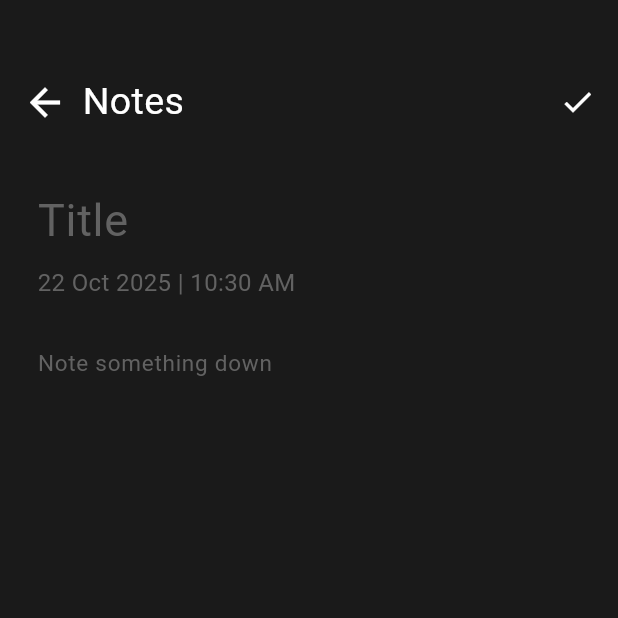
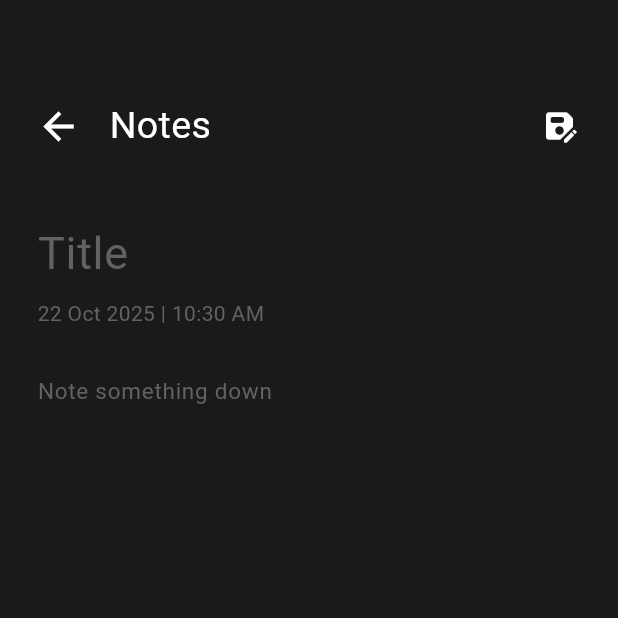
Before and after one commit to OwaisRaza1941/Note-App, a Flutter app: the screen it shows after launch, after a tap on the "add" icon, on a phone screen of 412 x 824 dp, the top half of it. Run offline on Flutter 3.47's test engine with Material 3 defaults, Android fonts, the phone set to English and light mode, and no system bars; our stand-ins replace dropdown_button2, get, sqflite; accounts and stored records are empty.

Commit message:
Save Notes With Sqflite

```diff
--- a/lib/components/note_screen_fields.dart
+++ b/lib/components/note_screen_fields.dart
@@ -5,16 +5,16 @@ TextField noteScreenFields({
   required String hintText,
   required double hintTextSize,
   required double textSize,
+  required TextEditingController controller,
   int? maxLines,
-  bool isTitle = false, // ✅ NEW
+  bool isTitle = false,
 }) {
   return TextField(
+    controller: controller,
     style: TextStyle(fontSize: textSize, color: Colors.white),
     cursorColor: Colors.white,
-    maxLines: isTitle ? 1 : maxLines, // ✅ Title force single line
-    textInputAction: isTitle
-        ? TextInputAction.done
-        : TextInputAction.newline, // ✅ Stop Enter on Title
+    maxLines: isTitle ? 1 : maxLines,
+    textInputAction: isTitle ? TextInputAction.done : TextInputAction.newline,
     keyboardType: isTitle ? TextInputType.text : TextInputType.multiline,
     decoration: InputDecoration(
       hintText: hintText,
--- /dev/null
+++ b/lib/controller/note_add_controller.dart
@@ -0,0 +1,21 @@
+import 'package:get/get.dart';
+import 'package:notepad/data/local/db_helper.dart';
+import 'package:notepad/models/notes_model.dart';
+
+class NoteAddController extends GetxController {
+  var allnotes = <NotesModel>[].obs;
+
+  DBHelper? dbRF;
+
+  getNotes() async {
+    List<Map<String, dynamic>> rawData = await dbRF!.getAllNotes();
+    allnotes.value = rawData.map((e) => NotesModel.fromMap(e)).toList();
+  }
+
+  @override
+  void onInit() {
+    dbRF = DBHelper.getInstance;
+    getNotes();
+    super.onInit();
+  }
+}
--- /dev/null
+++ b/lib/data/local/db_helper.dart
@@ -0,0 +1,73 @@
+import 'dart:io';
+import 'package:notepad/models/notes_model.dart';
+import 'package:path/path.dart';
+import 'package:path_provider/path_provider.dart';
+import 'package:sqflite/sqflite.dart';
+
+class DBHelper {
+  ///singletone
+  DBHelper._();
+
+  static final DBHelper getInstance = DBHelper._();
+
+  static final String table_note = 'note';
+  static final String column_note_sno = 's_no';
+  static final String column_note_title = 'title';
+  static final String column_note_description = 'desc';
+
+  Database? myDB;
+
+  /// if exite then create (and open)
+  Future<Database> getDB() async {
+    if (myDB != null) {
+      return myDB!;
+    } else {
+      myDB = await openDB();
+      return myDB!;
+    }
+  }
+
+  ///OEPN Database
+  Future<Database> openDB() async {
+    Directory dir = await getApplicationDocumentsDirectory();
+
+    String dbPath = join(dir.path, 'note.db');
+
+    return await openDatabase(
+      dbPath,
+      onCreate: (db, version) {
+        /// create all your tables here
+        db.execute(
+          "create table $table_note ($column_note_sno integer primary key autoincrement , $column_note_title text, $column_note_description text)",
+        );
+
+        ///
+        ///
+        ///
+        ///
+        ///
+      },
+      version: 1,
+    );
+  }
+
+  ///All queries
+
+  ///insertion
+  Future<bool> addNote(NotesModel note) async {
+    final db = await getDB();
+
+    int rowsEffected = await db.insert(table_note, note.toMap());
+
+    return rowsEffected > 0;
+  }
+
+  ///Reading all Notes
+  Future<List<Map<String, dynamic>>> getAllNotes() async {
+    final db = await getDB();
+
+    List<Map<String, dynamic>> mData = await db.query(table_note);
+
+    return mData;
+  }
+}
--- /dev/null
+++ b/lib/models/notes_model.dart
@@ -0,0 +1,32 @@
+class NotesModel {
+  int? sNo;
+  String? title;
+  String? description;
+
+  NotesModel({this.sNo, this.title, this.description});
+
+  ///JSON convert TO ---->> NoteModel
+  factory NotesModel.fromMap(Map<String, dynamic> map) {
+    return NotesModel(
+      sNo: map['s_no'],
+      title: map['title'],
+      description: map['desc'],
+    );
+  }
+
+  /// NoteModel convert TO ---->>JSON
+  Map<String, dynamic> toMap() {
+    Map<String, dynamic> data = <String, dynamic>{};
+
+    if (sNo != null) {
+      data['s_no'] = sNo;
+    }
+
+    data['title'] = title;
+    data['desc'] = description;
+
+    return data;
+  }
+
+
+}
--- a/lib/views/main_screen.dart
+++ b/lib/views/main_screen.dart
@@ -1,6 +1,6 @@
 import 'package:flutter/material.dart';
-import 'package:notepad/views/note_screen.dart';
-import 'package:notepad/views/todo_screen.dart';
+import 'package:notepad/views/screens/note_screen.dart';
+import 'package:notepad/views/screens/todo_screen.dart';
 
 class MainScreen extends StatefulWidget {
   const MainScreen({super.key});
--- a/lib/views/note_add_screen.dart
+++ /dev/null
@@ -1,81 +0,0 @@
-import 'package:flutter/material.dart';
-import 'package:intl/intl.dart' show DateFormat;
-import 'package:notepad/components/note_screen_fields.dart';
-import 'package:notepad/constants/colors.dart';
-
-class NoteAddScreen extends StatelessWidget {
-  final DateTime dateTime;
-
-  const NoteAddScreen({required this.dateTime, super.key});
-
-  @override
-  Widget build(BuildContext context) {
-    String formattedDate = DateFormat('d MMM yyyy').format(dateTime);
-    String formattedTime = DateFormat('hh:mm a').format(dateTime);
-
-    return Scaffold(
-      backgroundColor: AppColors.darkGreyColor,
-      body: SingleChildScrollView(
-        child: Padding(
-          padding: EdgeInsets.only(left: 15, right: 15, top: 50, bottom: 30),
-          child: Column(
-            crossAxisAlignment: CrossAxisAlignment.start,
-            children: [
-              Row(
-                mainAxisAlignment: MainAxisAlignment.spaceBetween,
-                children: [
-                  Row(
-                    children: [
-                      Icon(Icons.arrow_back, color: Colors.white, size: 30),
-                      SizedBox(width: 10),
-                      Text(
-                        "Notes",
-                        style: TextStyle(fontSize: 25, color: Colors.white),
-                      ),
-                    ],
-                  ),
-
-                  Icon(Icons.check, color: Colors.white),
-                ],
-              ),
-
-              SizedBox(height: 20),
-
-              Container(
-                padding: EdgeInsets.symmetric(horizontal: 10, vertical: 10),
-                child: Column(
-                  crossAxisAlignment: CrossAxisAlignment.start,
-                  children: [
-                    noteScreenFields(
-                      hintText: 'Title',
-                      hintTextSize: 30,
-                      textSize: 24,
-                      isTitle: true,
-                    ),
-
-                    Text(
-                      "$formattedDate | $formattedTime",
-                      style: TextStyle(
-                        color: AppColors.lightGreyColor,
-                        fontSize: 16,
-                      ),
-                    ),
-                  ],
-                ),
-              ),
-              Container(
-                padding: EdgeInsets.symmetric(horizontal: 10, vertical: 10),
-                child: noteScreenFields(
-                  hintText: 'Note something down',
-                  hintTextSize: 15,
-                  textSize: 18,
-                  maxLines: 24,
-                ),
-              ),
-            ],
-          ),
-        ),
-      ),
-    );
-  }
-}
--- a/lib/views/note_screen.dart
+++ /dev/null
@@ -1,38 +0,0 @@
-import 'package:flutter/material.dart';
-import 'package:get/get.dart';
-import 'package:notepad/constants/colors.dart';
-import 'package:notepad/views/note_add_screen.dart';
-import 'package:notepad/views/widgets/dropdown_button.dart';
-import 'package:notepad/views/widgets/text_fields.dart';
-
-class NoteScreen extends StatelessWidget {
-  const NoteScreen({super.key});
-
-  @override
-  Widget build(BuildContext context) {
-    return Scaffold(
-      backgroundColor: Colors.black,
-      body: SingleChildScrollView(
-        child: Padding(
-          padding: EdgeInsets.only(top: 100, left: 15, right: 15),
-          child: Column(
-            crossAxisAlignment: CrossAxisAlignment.start,
-            children: [
-              DropdownButtonClass(),
-              SizedBox(height: 10),
-              TextFields(),
-            ],
-          ),
-        ),
-      ),
-      floatingActionButton: FloatingActionButton(
-        backgroundColor: AppColors.darkGreyColor,
-        shape: CircleBorder(),
-        onPressed: () {
-          Get.to(NoteAddScreen(dateTime: DateTime.now()));
-        },
-        child: Icon(Icons.add, color: Colors.blue),
-      ),
-    );
-  }
-}
--- /dev/null
+++ b/lib/views/screens/note_add_screen.dart
@@ -0,0 +1,67 @@
+import 'package:flutter/material.dart';
+import 'package:get/get.dart';
+import 'package:intl/intl.dart' show DateFormat;
+import 'package:notepad/constants/colors.dart';
+import 'package:notepad/controller/note_add_controller.dart';
+import 'package:notepad/models/notes_model.dart';
+import 'package:notepad/views/widgets/note_add/add_screen_appbar.dart';
+import 'package:notepad/views/widgets/note_add/note_description_fields.dart';
+import 'package:notepad/views/widgets/note_add/note_title.dart';
+
+class NoteAddScreen extends StatelessWidget {
+  final DateTime dateTime;
+
+  NoteAddScreen({required this.dateTime, super.key});
+
+  final NoteAddController noteCtrl = Get.find();
+
+  @override
+  Widget build(BuildContext context) {
+    String formattedDate = DateFormat('d MMM yyyy').format(dateTime);
+    String formattedTime = DateFormat('hh:mm a').format(dateTime);
+
+    TextEditingController titleController = TextEditingController();
+    TextEditingController desController = TextEditingController();
+
+    return Scaffold(
+      backgroundColor: AppColors.darkGreyColor,
+      body: SingleChildScrollView(
+        child: Padding(
+          padding: EdgeInsets.only(left: 15, right: 15, top: 60, bottom: 30),
+          child: Column(
+            crossAxisAlignment: CrossAxisAlignment.start,
+            children: [
+              AddScreenAppBar(
+                onSave: () async {
+                  NotesModel notes = NotesModel(
+                    title: titleController.text,
+                    description: desController.text,
+                  );
+
+                  bool check = await noteCtrl.dbRF!.addNote(notes);
+
+                  if (check) {
+                    noteCtrl.getNotes();
+                    Get.back();
+                  }
+
+                  noteCtrl.getNotes();
+                },
+              ),
+
+              SizedBox(height: 20),
+
+              NoteTitleSection(
+                titleController: titleController,
+                formattedDate: formattedDate,
+                formattedTime: formattedTime,
+              ),
+
+              NoteDescriptionField(desController: desController),
+            ],
+          ),
+        ),
+      ),
+    );
+  }
+}
--- /dev/null
+++ b/lib/views/screens/note_screen.dart
@@ -0,0 +1,74 @@
+import 'package:flutter/material.dart';
+import 'package:get/get.dart';
+import 'package:notepad/constants/colors.dart';
+import 'package:notepad/controller/note_add_controller.dart';
+import 'package:notepad/views/screens/note_add_screen.dart';
+import 'package:notepad/views/widgets/dropdown_button.dart';
+import 'package:notepad/views/widgets/text_fields.dart';
+
+class NoteScreen extends StatelessWidget {
+  const NoteScreen({super.key});
+
+  @override
+  Widget build(BuildContext context) {
+    final NoteAddController noteCtrl = Get.put(NoteAddController());
+
+    return Scaffold(
+      backgroundColor: Colors.black,
+      body: SingleChildScrollView(
+        child: Padding(
+          padding: EdgeInsets.only(top: 100, left: 15, right: 15),
+          child: Column(
+            crossAxisAlignment: CrossAxisAlignment.start,
+            children: [
+              DropdownButtonClass(),
+              SizedBox(height: 10),
+              TextFields(),
+
+              Obx(() {
+                return noteCtrl.allnotes.isNotEmpty
+                    ? ListView.builder(
+                        shrinkWrap: true,
+                        physics: NeverScrollableScrollPhysics(),
+                        itemCount: noteCtrl.allnotes.length,
+                        itemBuilder: (context, index) {
+                          return Padding(
+                            padding: EdgeInsets.only(bottom: 15),
+                            child: Container(
+                              width: double.infinity,
+                              height: 150,
+                              decoration: BoxDecoration(
+                                color: AppColors.darkGreyColor,
+                                borderRadius: BorderRadius.circular(15),
+                              ),
+                              child: ListTile(
+                                title: Text(
+                                  noteCtrl.allnotes[index].title ?? "",
+                                  style: TextStyle(color: Colors.white),
+                                ),
+                                subtitle: Text(
+                                  noteCtrl.allnotes[index].description ?? "",
+                                  style: TextStyle(color: Colors.white),
+                                ),
+                              ),
+                            ),
+                          );
+                        },
+                      )
+                    : Center(child: Text("No Note Yets"));
+              }),
+            ],
+          ),
+        ),
+      ),
+      floatingActionButton: FloatingActionButton(
+        backgroundColor: AppColors.darkGreyColor,
+        shape: CircleBorder(),
+        onPressed: () {
+          Get.to(NoteAddScreen(dateTime: DateTime.now()));
+        },
+        child: Icon(Icons.add, color: Colors.blue),
+      ),
+    );
+  }
+}
--- /dev/null
+++ b/lib/views/widgets/note_add/add_screen_appbar.dart
@@ -0,0 +1,31 @@
+import 'package:flutter/material.dart';
+import 'package:get/get.dart';
+
+class AddScreenAppBar extends StatelessWidget {
+  final VoidCallback onSave;
+
+  const AddScreenAppBar({required this.onSave, super.key});
+
+  @override
+  Widget build(BuildContext context) {
+    return Row(
+      mainAxisAlignment: MainAxisAlignment.spaceBetween,
+      children: [
+        Row(
+          children: [
+            IconButton(
+              onPressed: () => Get.back(),
+              icon: Icon(Icons.arrow_back, color: Colors.white, size: 30),
+            ),
+            SizedBox(width: 10),
+            Text("Notes", style: TextStyle(fontSize: 25, color: Colors.white)),
+          ],
+        ),
+        IconButton(
+          onPressed: onSave,
+          icon: Icon(Icons.save_as_rounded, color: Colors.white),
+        ),
+      ],
+    );
+  }
+}
--- /dev/null
+++ b/lib/views/widgets/note_add/note_description_fields.dart
@@ -0,0 +1,22 @@
+import 'package:flutter/material.dart';
+import 'package:notepad/components/note_screen_fields.dart';
+
+class NoteDescriptionField extends StatelessWidget {
+  final TextEditingController desController;
+
+  const NoteDescriptionField({required this.desController, super.key});
+
+  @override
+  Widget build(BuildContext context) {
+    return Container(
+      padding: EdgeInsets.symmetric(horizontal: 10, vertical: 10),
+      child: noteScreenFields(
+        controller: desController,
+        hintText: 'Note something down',
+        hintTextSize: 15,
+        textSize: 18,
+        maxLines: 24,
+      ),
+    );
+  }
+}
--- /dev/null
+++ b/lib/views/widgets/note_add/note_title.dart
@@ -0,0 +1,39 @@
+import 'package:flutter/material.dart';
+import 'package:notepad/components/note_screen_fields.dart';
+import 'package:notepad/constants/colors.dart';
+
+class NoteTitleSection extends StatelessWidget {
+  final TextEditingController titleController;
+  final String formattedDate;
+  final String formattedTime;
+
+  const NoteTitleSection({
+    required this.titleController,
+    required this.formattedDate,
+    required this.formattedTime,
+    super.key,
+  });
+
+  @override
+  Widget build(BuildContext context) {
+    return Container(
+      padding: EdgeInsets.symmetric(horizontal: 10, vertical: 10),
+      child: Column(
+        crossAxisAlignment: CrossAxisAlignment.start,
+        children: [
+          noteScreenFields(
+            controller: titleController,
+            hintText: 'Title',
+            hintTextSize: 30,
+            textSize: 24,
+            isTitle: true,
+          ),
+          Text(
+            "$formattedDate | $formattedTime",
+            style: TextStyle(color: AppColors.lightGreyColor, fontSize: 14),
+          ),
+        ],
+      ),
+    );
+  }
+}
```
Also changed, not shown: lib/views/screens/todo_screen.dart (renamed from lib/views/todo_screen.dart).
